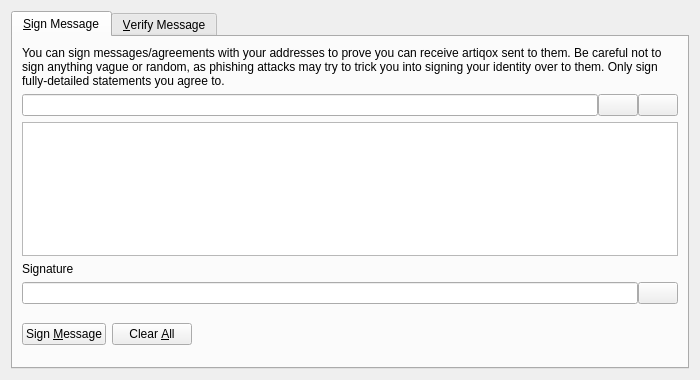
Above: src/qt/forms/signverifymessagedialog.ui from artiqox/artiqox before the change. Below: the same form after it.
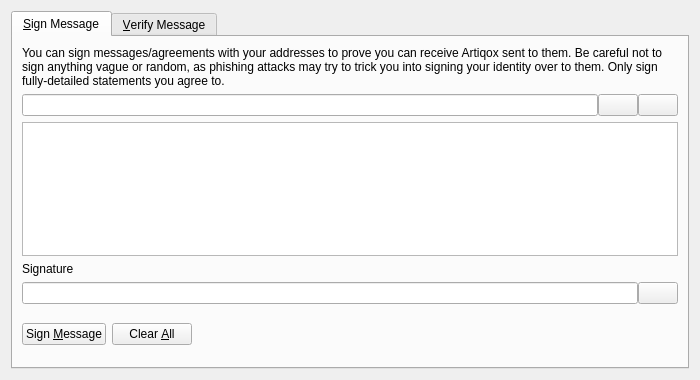
That is the form after the change. Icons and pictures are not drawn. Custom widgets are drawn as their Qt base class.

Diff of the .ui file:
```diff
--- a/src/qt/forms/signverifymessagedialog.ui
+++ b/src/qt/forms/signverifymessagedialog.ui
@@ -30,7 +30,7 @@
        <item>
         <widget class="QLabel" name="infoLabel_SM">
          <property name="text">
-          <string>You can sign messages/agreements with your addresses to prove you can receive artiqox sent to them. Be careful not to sign anything vague or random, as phishing attacks may try to trick you into signing your identity over to them. Only sign fully-detailed statements you agree to.</string>
+          <string>You can sign messages/agreements with your addresses to prove you can receive Artiqox sent to them. Be careful not to sign anything vague or random, as phishing attacks may try to trick you into signing your identity over to them. Only sign fully-detailed statements you agree to.</string>
          </property>
          <property name="textFormat">
           <enum>Qt::PlainText</enum>
```
